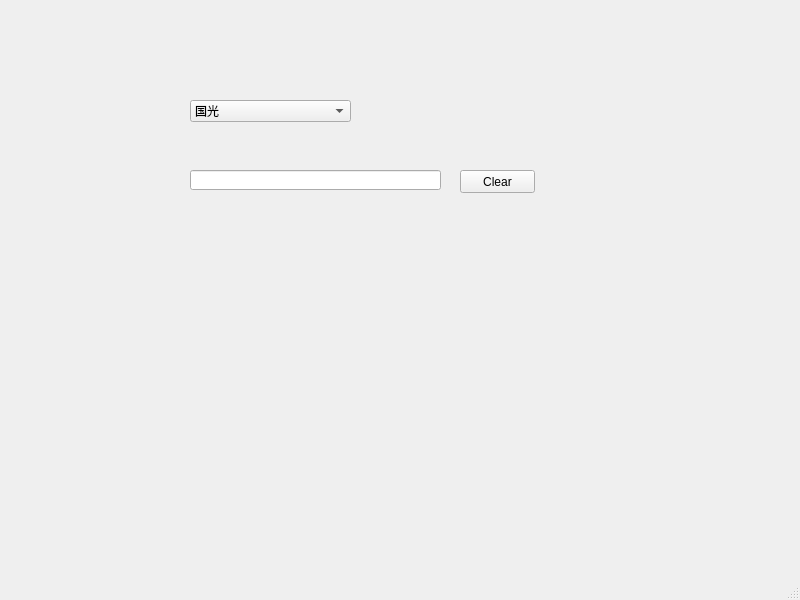
The window that project/keyPressEvent/mainwindow.ui (happyrabbit456/Qt5_dev) describes before a commit, drawn with Qt 5.
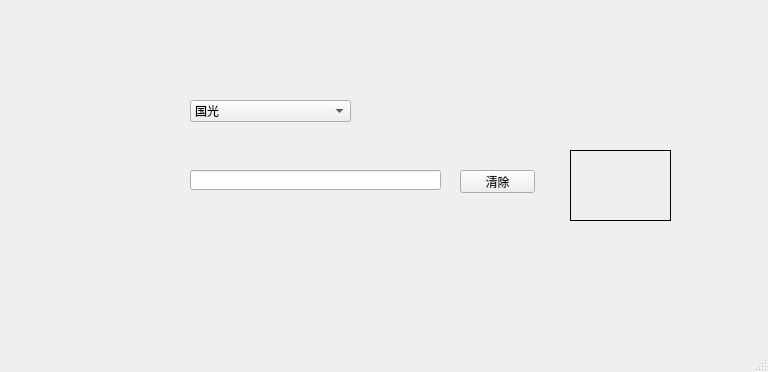
The same window after the commit.

Diff of the .ui file:
```diff
--- a/project/keyPressEvent/mainwindow.ui
+++ b/project/keyPressEvent/mainwindow.ui
@@ -6,8 +6,8 @@
    <rect>
     <x>0</x>
     <y>0</y>
-    <width>800</width>
-    <height>600</height>
+    <width>768</width>
+    <height>372</height>
    </rect>
   </property>
   <property name="windowTitle">
@@ -34,7 +34,7 @@
      </rect>
     </property>
     <property name="text">
-     <string>Clear</string>
+     <string>清除</string>
     </property>
    </widget>
    <widget class="QComboBox" name="comboBox">
@@ -57,6 +57,25 @@
      </property>
     </item>
    </widget>
+   <widget class="QLabel" name="label">
+    <property name="geometry">
+     <rect>
+      <x>570</x>
+      <y>150</y>
+      <width>101</width>
+      <height>71</height>
+     </rect>
+    </property>
+    <property name="frameShape">
+     <enum>QFrame::Box</enum>
+    </property>
+    <property name="text">
+     <string/>
+    </property>
+    <property name="alignment">
+     <set>Qt::AlignCenter</set>
+    </property>
+   </widget>
   </widget>
   <widget class="QMenuBar" name="menubar">
    <property name="geometry">
```
Left out of the diff: 7 changed lines with no effect on the pictures.
